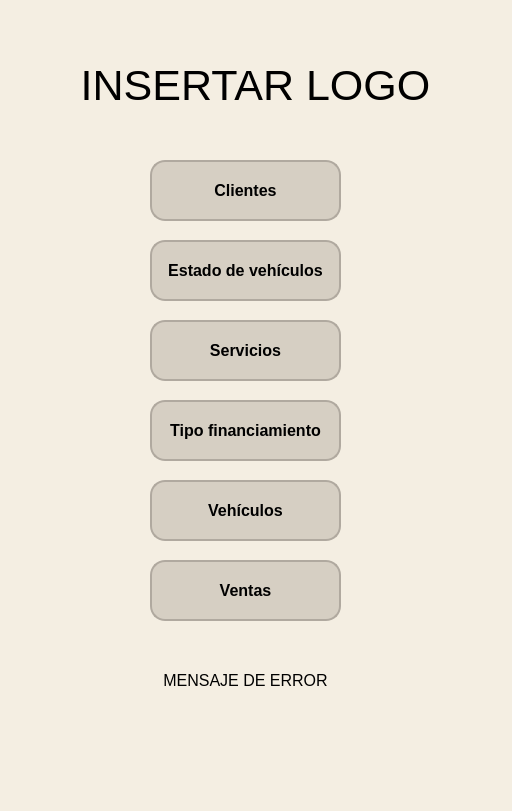
Old version of the form src/gui/inicio.ui in the repository GabrielTrejo1/Prueba.
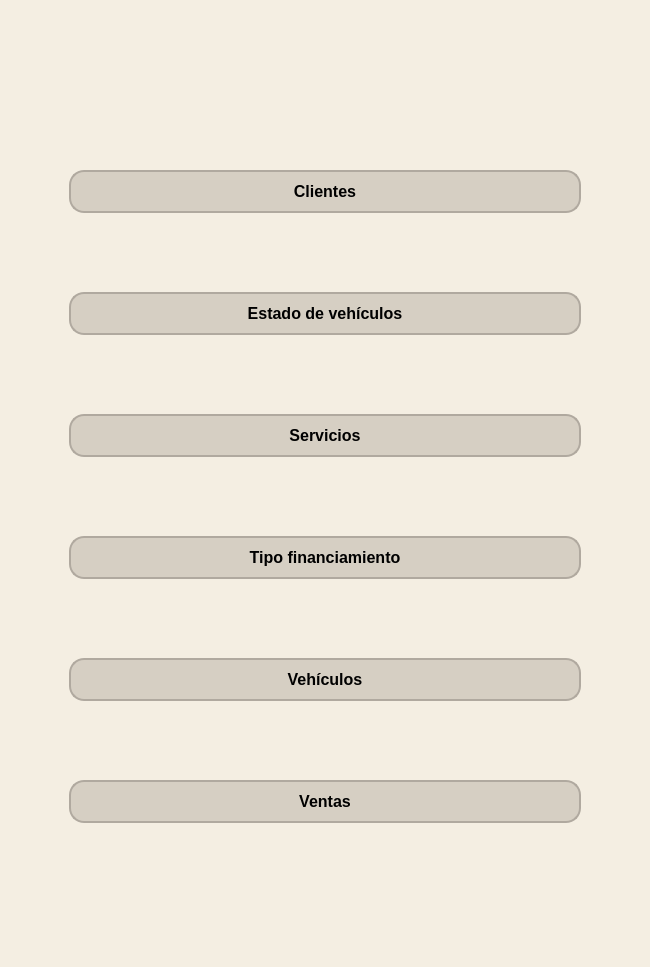
New version of the form. Icons and pictures are not drawn.

Diff of the .ui file:
```diff
--- a/src/gui/inicio.ui
+++ b/src/gui/inicio.ui
@@ -6,47 +6,155 @@
    <rect>
     <x>0</x>
     <y>0</y>
-    <width>512</width>
-    <height>811</height>
+    <width>650</width>
+    <height>967</height>
    </rect>
   </property>
+  <property name="sizePolicy">
+   <sizepolicy hsizetype="Preferred" vsizetype="Preferred">
+    <horstretch>0</horstretch>
+    <verstretch>0</verstretch>
+   </sizepolicy>
+  </property>
+  <property name="maximumSize">
+   <size>
+    <width>16777215</width>
+    <height>16777215</height>
+   </size>
+  </property>
   <property name="windowTitle">
    <string>Inicio</string>
   </property>
   <property name="styleSheet">
-   <string notr="true">background-color: rgb(244, 238, 226);</string>
+   <string notr="true">background-color: #f4eee2;</string>
   </property>
   <widget class="QWidget" name="centralwidget">
+   <property name="sizePolicy">
+    <sizepolicy hsizetype="Minimum" vsizetype="Minimum">
+     <horstretch>0</horstretch>
+     <verstretch>0</verstretch>
+    </sizepolicy>
+   </property>
    <property name="styleSheet">
     <string notr="true"/>
    </property>
-   <widget class="QPushButton" name="btnClientes">
-    <property name="enabled">
-     <bool>true</bool>
-    </property>
-    <property name="geometry">
-     <rect>
-      <x>150</x>
-      <y>160</y>
-      <width>191</width>
-      <height>61</height>
-     </rect>
-    </property>
-    <property name="font">
-     <font>
-      <pointsize>12</pointsize>
-      <weight>75</weight>
-      <bold>true</bold>
-     </font>
-    </property>
-    <property name="cursor">
-     <cursorShape>PointingHandCursor</cursorShape>
-    </property>
-    <property name="autoFillBackground">
-     <bool>false</bool>
-    </property>
-    <property name="styleSheet">
-     <string notr="true">QPushButton {
+   <layout class="QGridLayout" name="gridLayout">
+    <item row="2" column="1">
+     <spacer name="verticalSpacer">
+      <property name="orientation">
+       <enum>Qt::Vertical</enum>
+      </property>
+      <property name="sizeType">
+       <enum>QSizePolicy::Fixed</enum>
+      </property>
+      <property name="sizeHint" stdset="0">
+       <size>
+        <width>20</width>
+        <height>20</height>
+       </size>
+      </property>
+     </spacer>
+    </item>
+    <item row="10" column="1">
+     <spacer name="verticalSpacer_5">
+      <property name="orientation">
+       <enum>Qt::Vertical</enum>
+      </property>
+      <property name="sizeType">
+       <enum>QSizePolicy::Fixed</enum>
+      </property>
+      <property name="sizeHint" stdset="0">
+       <size>
+        <width>20</width>
+        <height>20</height>
+       </size>
+      </property>
+     </spacer>
+    </item>
+    <item row="6" column="1">
+     <spacer name="verticalSpacer_3">
+      <property name="orientation">
+       <enum>Qt::Vertical</enum>
+      </property>
+      <property name="sizeType">
+       <enum>QSizePolicy::Fixed</enum>
+      </property>
+      <property name="sizeHint" stdset="0">
+       <size>
+        <width>20</width>
+        <height>20</height>
+       </size>
+      </property>
+     </spacer>
+    </item>
+    <item row="4" column="1">
+     <spacer name="verticalSpacer_2">
+      <property name="orientation">
+       <enum>Qt::Vertical</enum>
+      </property>
+      <property name="sizeType">
+       <enum>QSizePolicy::Fixed</enum>
+      </property>
+      <property name="sizeHint" stdset="0">
+       <size>
+        <width>20</width>
+        <height>20</height>
+       </size>
+      </property>
+     </spacer>
+    </item>
+    <item row="8" column="1">
+     <spacer name="verticalSpacer_4">
+      <property name="orientation">
+       <enum>Qt::Vertical</enum>
+      </property>
+      <property name="sizeType">
+       <enum>QSizePolicy::Fixed</enum>
+      </property>
+      <property name="sizeHint" stdset="0">
+       <size>
+        <width>20</width>
+        <height>20</height>
+       </size>
+      </property>
+     </spacer>
+    </item>
+    <item row="1" column="2">
+     <spacer name="horizontalSpacer_2">
+      <property name="orientation">
+       <enum>Qt::Horizontal</enum>
+      </property>
+      <property name="sizeType">
+       <enum>QSizePolicy::Fixed</enum>
+      </property>
+      <property name="sizeHint" stdset="0">
+       <size>
+        <width>60</width>
+        <height>20</height>
+       </size>
+      </property>
+     </spacer>
+    </item>
+    <item row="7" column="1">
+     <widget class="QPushButton" name="btnTipoFinan">
+      <property name="enabled">
+       <bool>true</bool>
+      </property>
+      <property name="font">
+       <font>
+        <pointsize>12</pointsize>
+        <weight>75</weight>
+        <bold>true</bold>
+       </font>
+      </property>
+      <property name="cursor">
+       <cursorShape>PointingHandCursor</cursorShape>
+      </property>
+      <property name="autoFillBackground">
+       <bool>false</bool>
+      </property>
+      <property name="styleSheet">
+       <string notr="true">QPushButton {
     background-color: #d6cfc3;
     border: 2px solid #b0a99f;
     border-radius: 15px;
@@ -56,49 +164,36 @@
 QPushButton:hover {
     background-color: #c1b1a4;
 }
-
 </string>
-    </property>
-    <property name="text">
-     <string>Clientes</string>
-    </property>
-    <property name="autoDefault">
-     <bool>false</bool>
-    </property>
-    <property name="default">
-     <bool>false</bool>
-    </property>
-    <property name="flat">
-     <bool>false</bool>
-    </property>
-   </widget>
-   <widget class="QPushButton" name="btnEstadoVehiculo">
-    <property name="enabled">
-     <bool>true</bool>
-    </property>
-    <property name="geometry">
-     <rect>
-      <x>150</x>
-      <y>240</y>
-      <width>191</width>
-      <height>61</height>
-     </rect>
-    </property>
-    <property name="font">
-     <font>
-      <pointsize>12</pointsize>
-      <weight>75</weight>
-      <bold>true</bold>
-     </font>
-    </property>
-    <property name="cursor">
-     <cursorShape>PointingHandCursor</cursorShape>
-    </property>
-    <property name="autoFillBackground">
-     <bool>false</bool>
-    </property>
-    <property name="styleSheet">
-     <string notr="true">QPushButton {
+      </property>
+      <property name="text">
+       <string>Tipo financiamiento</string>
+      </property>
+      <property name="flat">
+       <bool>false</bool>
+      </property>
+     </widget>
+    </item>
+    <item row="11" column="1">
+     <widget class="QPushButton" name="btnVentas">
+      <property name="enabled">
+       <bool>true</bool>
+      </property>
+      <property name="font">
+       <font>
+        <pointsize>12</pointsize>
+        <weight>75</weight>
+        <bold>true</bold>
+       </font>
+      </property>
+      <property name="cursor">
+       <cursorShape>PointingHandCursor</cursorShape>
+      </property>
+      <property name="autoFillBackground">
+       <bool>false</bool>
+      </property>
+      <property name="styleSheet">
+       <string notr="true">QPushButton {
     background-color: #d6cfc3;
     border: 2px solid #b0a99f;
     border-radius: 15px;
@@ -109,41 +204,64 @@
     background-color: #c1b1a4;
 }
 </string>
-    </property>
-    <property name="text">
-     <string>Estado de vehículos</string>
-    </property>
-    <property name="flat">
-     <bool>false</bool>
-    </property>
-   </widget>
-   <widget class="QPushButton" name="btnServicios">
-    <property name="enabled">
-     <bool>true</bool>
-    </property>
-    <property name="geometry">
-     <rect>
-      <x>150</x>
-      <y>320</y>
-      <width>191</width>
-      <height>61</height>
-     </rect>
-    </property>
-    <property name="font">
-     <font>
-      <pointsize>12</pointsize>
-      <weight>75</weight>
-      <bold>true</bold>
-     </font>
-    </property>
-    <property name="cursor">
-     <cursorShape>PointingHandCursor</cursorShape>
-    </property>
-    <property name="autoFillBackground">
-     <bool>false</bool>
-    </property>
-    <property name="styleSheet">
-     <string notr="true">QPushButton {
+      </property>
+      <property name="text">
+       <string>Ventas</string>
+      </property>
+      <property name="flat">
+       <bool>false</bool>
+      </property>
+     </widget>
+    </item>
+    <item row="12" column="1">
+     <widget class="QLabel" name="lblErrorInicio">
+      <property name="sizePolicy">
+       <sizepolicy hsizetype="Preferred" vsizetype="Fixed">
+        <horstretch>0</horstretch>
+        <verstretch>0</verstretch>
+       </sizepolicy>
+      </property>
+      <property name="font">
+       <font>
+        <pointsize>12</pointsize>
+        <weight>75</weight>
+        <bold>true</bold>
+       </font>
+      </property>
+      <property name="styleSheet">
+       <string notr="true">color: rgb(255, 0, 0);</string>
+      </property>
+      <property name="text">
+       <string/>
+      </property>
+      <property name="alignment">
+       <set>Qt::AlignCenter</set>
+      </property>
+      <property name="textInteractionFlags">
+       <set>Qt::NoTextInteraction</set>
+      </property>
+     </widget>
+    </item>
+    <item row="1" column="1">
+     <widget class="QPushButton" name="btnClientes">
+      <property name="enabled">
+       <bool>true</bool>
+      </property>
+      <property name="font">
+       <font>
+        <pointsize>12</pointsize>
+        <weight>75</weight>
+        <bold>true</bold>
+       </font>
+      </property>
+      <property name="cursor">
+       <cursorShape>PointingHandCursor</cursorShape>
+      </property>
+      <property name="autoFillBackground">
+       <bool>false</bool>
+      </property>
+      <property name="styleSheet">
+       <string notr="true">QPushButton {
     background-color: #d6cfc3;
     border: 2px solid #b0a99f;
     border-radius: 15px;
@@ -153,42 +271,43 @@
 QPushButton:hover {
     background-color: #c1b1a4;
 }
+
 </string>
-    </property>
-    <property name="text">
-     <string>Servicios</string>
-    </property>
-    <property name="flat">
-     <bool>false</bool>
-    </property>
-   </widget>
-   <widget class="QPushButton" name="btnTipoFinan">
-    <property name="enabled">
-     <bool>true</bool>
-    </property>
-    <property name="geometry">
-     <rect>
-      <x>150</x>
-      <y>400</y>
-      <width>191</width>
-      <height>61</height>
-     </rect>
-    </property>
-    <property name="font">
-     <font>
-      <pointsize>12</pointsize>
-      <weight>75</weight>
-      <bold>true</bold>
-     </font>
-    </property>
-    <property name="cursor">
-     <cursorShape>PointingHandCursor</cursorShape>
-    </property>
-    <property name="autoFillBackground">
-     <bool>false</bool>
-    </property>
-    <property name="styleSheet">
-     <string notr="true">QPushButton {
+      </property>
+      <property name="text">
+       <string>Clientes</string>
+      </property>
+      <property name="autoDefault">
+       <bool>false</bool>
+      </property>
+      <property name="default">
+       <bool>false</bool>
+      </property>
+      <property name="flat">
+       <bool>false</bool>
+      </property>
+     </widget>
+    </item>
+    <item row="9" column="1">
+     <widget class="QPushButton" name="btnVehiculos">
+      <property name="enabled">
+       <bool>true</bool>
+      </property>
+      <property name="font">
+       <font>
+        <pointsize>12</pointsize>
+        <weight>75</weight>
+        <bold>true</bold>
+       </font>
+      </property>
+      <property name="cursor">
+       <cursorShape>PointingHandCursor</cursorShape>
+      </property>
+      <property name="autoFillBackground">
+       <bool>false</bool>
+      </property>
+      <property name="styleSheet">
+       <string notr="true">QPushButton {
     background-color: #d6cfc3;
     border: 2px solid #b0a99f;
     border-radius: 15px;
@@ -199,41 +318,59 @@
     background-color: #c1b1a4;
 }
 </string>
-    </property>
-    <property name="text">
-     <string>Tipo financiamiento</string>
-    </property>
-    <property name="flat">
-     <bool>false</bool>
-    </property>
-   </widget>
-   <widget class="QPushButton" name="btnVehiculos">
-    <property name="enabled">
-     <bool>true</bool>
-    </property>
-    <property name="geometry">
-     <rect>
-      <x>150</x>
-      <y>480</y>
-      <width>191</width>
-      <height>61</height>
-     </rect>
-    </property>
-    <property name="font">
-     <font>
-      <pointsize>12</pointsize>
-      <weight>75</weight>
-      <bold>true</bold>
-     </font>
-    </property>
-    <property name="cursor">
-     <cursorShape>PointingHandCursor</cursorShape>
-    </property>
-    <property name="autoFillBackground">
-     <bool>false</bool>
-    </property>
-    <property name="styleSheet">
-     <string notr="true">QPushButton {
+      </property>
+      <property name="text">
+       <string>Vehículos</string>
+      </property>
+      <property name="flat">
+       <bool>false</bool>
+      </property>
+     </widget>
+    </item>
+    <item row="0" column="1">
+     <widget class="QLabel" name="label">
+      <property name="sizePolicy">
+       <sizepolicy hsizetype="Expanding" vsizetype="Fixed">
+        <horstretch>0</horstretch>
+        <verstretch>0</verstretch>
+       </sizepolicy>
+      </property>
+      <property name="font">
+       <font>
+        <pointsize>32</pointsize>
+       </font>
+      </property>
+      <property name="text">
+       <string/>
+      </property>
+      <property name="pixmap">
+       <pixmap>img/AC Automotores.jpg</pixmap>
+      </property>
+      <property name="alignment">
+       <set>Qt::AlignCenter</set>
+      </property>
+     </widget>
+    </item>
+    <item row="5" column="1">
+     <widget class="QPushButton" name="btnServicios">
+      <property name="enabled">
+       <bool>true</bool>
+      </property>
+      <property name="font">
+       <font>
+        <pointsize>12</pointsize>
+        <weight>75</weight>
+        <bold>true</bold>
+       </font>
+      </property>
+      <property name="cursor">
+       <cursorShape>PointingHandCursor</cursorShape>
+      </property>
+      <property name="autoFillBackground">
+       <bool>false</bool>
+      </property>
+      <property name="styleSheet">
+       <string notr="true">QPushButton {
     background-color: #d6cfc3;
     border: 2px solid #b0a99f;
     border-radius: 15px;
@@ -244,41 +381,35 @@
     background-color: #c1b1a4;
 }
 </string>
-    </property>
-    <property name="text">
-     <string>Vehículos</string>
-    </property>
-    <property name="flat">
-     <bool>false</bool>
-    </property>
-   </widget>
-   <widget class="QPushButton" name="btnVentas">
-    <property name="enabled">
-     <bool>true</bool>
-    </property>
-    <property name="geometry">
-     <rect>
-      <x>150</x>
-      <y>560</y>
-      <width>191</width>
-      <height>61</height>
-     </rect>
-    </property>
-    <property name="font">
-     <font>
-      <pointsize>12</pointsize>
-      <weight>75</weight>
-      <bold>true</bold>
-     </font>
-    </property>
-    <property name="cursor">
-     <cursorShape>PointingHandCursor</cursorShape>
-    </property>
-    <property name="autoFillBackground">
-     <bool>false</bool>
-    </property>
-    <property name="styleSheet">
-     <string notr="true">QPushButton {
+      </property>
+      <property name="text">
+       <string>Servicios</string>
+      </property>
+      <property name="flat">
+       <bool>false</bool>
+      </property>
+     </widget>
+    </item>
+    <item row="3" column="1">
+     <widget class="QPushButton" name="btnEstadoVehiculo">
+      <property name="enabled">
+       <bool>true</bool>
+      </property>
+      <property name="font">
+       <font>
+        <pointsize>12</pointsize>
+        <weight>75</weight>
+        <bold>true</bold>
+       </font>
+      </property>
+      <property name="cursor">
+       <cursorShape>PointingHandCursor</cursorShape>
+      </property>
+      <property name="autoFillBackground">
+       <bool>false</bool>
+      </property>
+      <property name="styleSheet">
+       <string notr="true">QPushButton {
     background-color: #d6cfc3;
     border: 2px solid #b0a99f;
     border-radius: 15px;
@@ -289,76 +420,33 @@
     background-color: #c1b1a4;
 }
 </string>
-    </property>
-    <property name="text">
-     <string>Ventas</string>
-    </property>
-    <property name="flat">
-     <bool>false</bool>
-    </property>
-   </widget>
-   <widget class="QLabel" name="lblErrorInicio">
-    <property name="geometry">
-     <rect>
-      <x>150</x>
-      <y>660</y>
-      <width>191</width>
-      <height>41</height>
-     </rect>
-    </property>
-    <property name="font">
-     <font>
-      <pointsize>12</pointsize>
-      <weight>50</weight>
-      <bold>false</bold>
-     </font>
-    </property>
-    <property name="styleSheet">
-     <string notr="true"/>
-    </property>
-    <property name="text">
-     <string>MENSAJE DE ERROR</string>
-    </property>
-    <property name="alignment">
-     <set>Qt::AlignCenter</set>
-    </property>
-    <property name="textInteractionFlags">
-     <set>Qt::NoTextInteraction</set>
-    </property>
-   </widget>
-   <widget class="QLabel" name="label">
-    <property name="geometry">
-     <rect>
-      <x>30</x>
-      <y>20</y>
-      <width>451</width>
-      <height>131</height>
-     </rect>
-    </property>
-    <property name="font">
-     <font>
-      <pointsize>32</pointsize>
-     </font>
-    </property>
-    <property name="text">
-     <string>INSERTAR LOGO</string>
-    </property>
-    <property name="alignment">
-     <set>Qt::AlignCenter</set>
-    </property>
-   </widget>
+      </property>
+      <property name="text">
+       <string>Estado de vehículos</string>
+      </property>
+      <property name="flat">
+       <bool>false</bool>
+      </property>
+     </widget>
+    </item>
+    <item row="1" column="0">
+     <spacer name="horizontalSpacer">
+      <property name="orientation">
+       <enum>Qt::Horizontal</enum>
+      </property>
+      <property name="sizeType">
+       <enum>QSizePolicy::Fixed</enum>
+      </property>
+      <property name="sizeHint" stdset="0">
+       <size>
+        <width>60</width>
+        <height>20</height>
+       </size>
+      </property>
+     </spacer>
+    </item>
+   </layout>
   </widget>
-  <widget class="QMenuBar" name="menubar">
-   <property name="geometry">
-    <rect>
-     <x>0</x>
-     <y>0</y>
-     <width>512</width>
-     <height>21</height>
-    </rect>
-   </property>
-  </widget>
-  <widget class="QStatusBar" name="statusbar"/>
  </widget>
  <resources/>
  <connections/>
```
Left out of the diff: 2 changed lines with no effect on the pictures.
